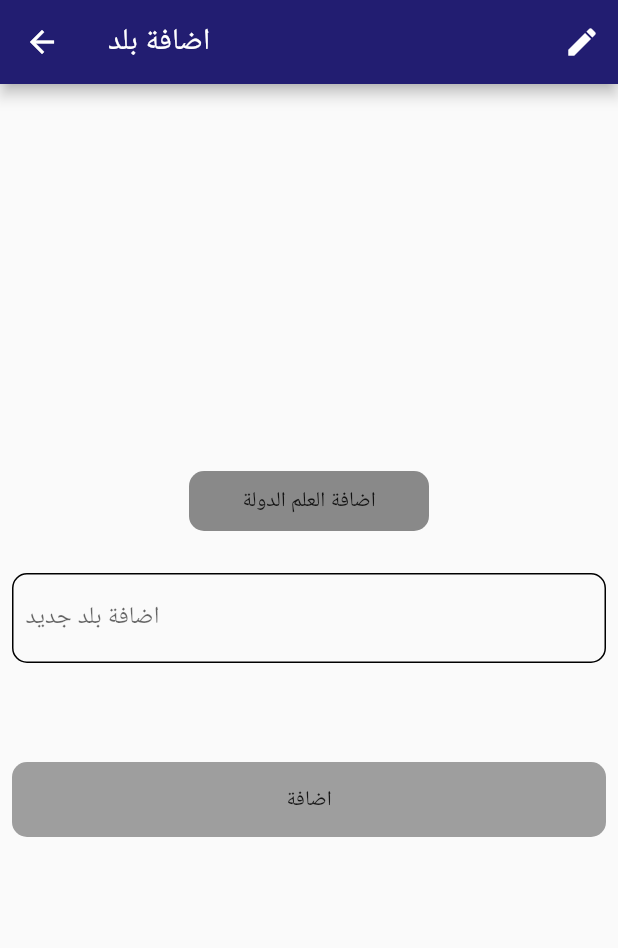
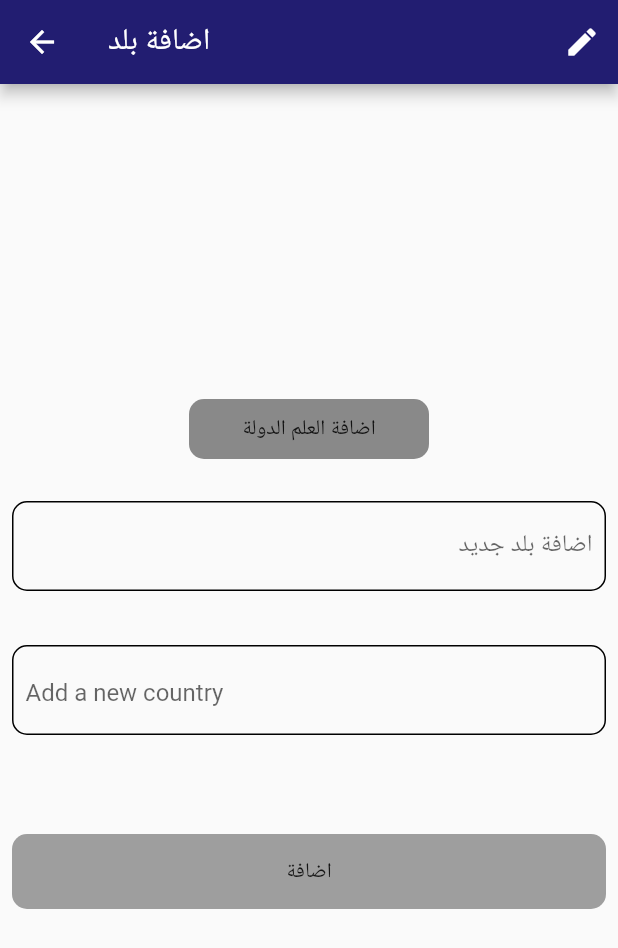
Before and after one commit to Ahmed-ALshmre/copone, a Flutter app: the AddCountry screen opened directly, on a phone screen of 412 x 824 dp. Shown: the top 948 px of the screen. Run offline on Flutter 3.47's test engine with Material 2 defaults, Android fonts, the phone set to English and light mode, and no system bars; our stand-ins replace cloud_firestore, firebase_storage, fluttertoast, image_picker, shared_preferences, webview_flutter; missing offline and left inert: multi_image_picker; accounts and stored records are empty.

Commit message:
First commit

```diff
--- a/lib/appData/appData.dart
+++ b/lib/appData/appData.dart
@@ -4,9 +4,13 @@ class AppData with ChangeNotifier{
   List<dynamic> listAppData=[];
   List<dynamic> listAppDataCatoAr=[];
   List<dynamic> listAppDataCatEn=[];
+
+List<dynamic> listAppDataContry=[];
+
   List<String> market=[];
-  conterIndex(List domo){
+  conterIndex(List domo ){
     listAppData=domo;
+
     notifyListeners();
   }
   // ignore: non_constant_identifier_names
--- a/lib/edit/edit_conty.dart
+++ b/lib/edit/edit_conty.dart
@@ -58,6 +58,7 @@ class _EditContryState extends State<EditContry> {
                             color: Colors.black,
                             fontWeight: FontWeight.bold),
                       ),
+                      subtitle: Text(model.contryEn),
                       trailing: IconButton(
                         icon: Icon(Icons.delete),
                         onPressed: () {
--- a/lib/main.dart
+++ b/lib/main.dart
@@ -14,7 +14,7 @@ void main() async {
     MultiProvider(
       providers: [
         ChangeNotifierProvider<MultipleNotifier>(
-          create: (_) => MultipleNotifier([], [], [], []),
+          create: (_) => MultipleNotifier([], [], [], [],[]),
         ),
         ChangeNotifierProvider<AppData>(
           create: (_) => AppData(),
--- a/lib/toolsCatogreAndContry/addCatogry.dart
+++ b/lib/toolsCatogreAndContry/addCatogry.dart
@@ -14,11 +14,19 @@ class AddCountry extends StatefulWidget {
 
 class _AddCountryState extends State<AddCountry> {
   var _controller = TextEditingController();
+  TextEditingController enController = TextEditingController();
   // ignore: unused_field
   List<String> _list = [];
   bool _upLoding = false;
   File file;
   String productId = DateTime.now().microsecondsSinceEpoch.toString();
+  @override
+  void dispose() {
+    // TODO: implement dispose
+    super.dispose();
+    _controller.dispose();
+    enController.dispose();
+  }
 
   @override
   Widget build(BuildContext context) {
@@ -79,10 +87,32 @@ class _AddCountryState extends State<AddCountry> {
                   borderRadius: BorderRadius.circular(10),
                   border: Border.all()),
               child: TextField(
+                textAlign: TextAlign.right,
                 controller: _controller,
                 decoration: InputDecoration(
                   border: InputBorder.none,
                   hintText: "اضافة بلد جديد",
+                ),
+              ),
+            ),
+          ),
+          SizedBox(
+            height: 20,
+          ),
+          Padding(
+            padding: const EdgeInsets.all(8.0),
+            child: Container(
+              padding: EdgeInsets.all(8),
+              height: 60,
+              width: double.infinity,
+              decoration: BoxDecoration(
+                  borderRadius: BorderRadius.circular(10),
+                  border: Border.all()),
+              child: TextField(
+                controller: enController,
+                decoration: InputDecoration(
+                  border: InputBorder.none,
+                  hintText: "Add a new country",
                 ),
               ),
             ),
@@ -118,6 +148,7 @@ class _AddCountryState extends State<AddCountry> {
       ),
     );
   }
+
   upLodingImageToItim() async {
     setState(() {
       _upLoding = true;
@@ -125,6 +156,7 @@ class _AddCountryState extends State<AddCountry> {
     String imageDawalosUrl = await uploadeItmimImage(file);
     SavaItimInfo(imageDawalosUrl);
   }
+
   Future<String> uploadeItmimImage(myFile) async {
     final StorageReference storageReference =
         FirebaseStorage.instance.ref().child("Itmi");
@@ -138,6 +170,7 @@ class _AddCountryState extends State<AddCountry> {
   SavaItimInfo(String url) {
     Firestore.instance.collection('coon').document(productId).setData({
       "name_c": _controller.text.trim().toString(),
+      "name_e": enController.text.trim().toString(),
       "image": url,
       "uid": productId,
     }).then((value) {
```
Also changed, not shown: lib/classMuilteN.dart (+19 -1 lines), lib/ctogre/uploadvompne.dart (+8 -2 lines), lib/model/model.dart (+8 -0 lines), lib/upadet/homeScreenUp.dart (+5 -4 lines), lib/upaute/iteam.dart (+11 -2 lines), lib/utiletes/delog.dart (+46 -0 lines).
